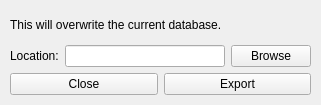
Before: the Qt Designer form src/import.ui in ayham-1/ContractNotifier, drawn with Qt 5.
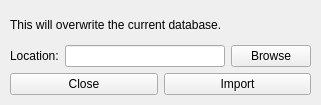
After: the same form once the commit is applied.

What changed in the file:
```diff
--- a/src/import.ui
+++ b/src/import.ui
@@ -63,7 +63,7 @@
       <item>
        <widget class="QPushButton" name="exportBtn">
         <property name="text">
-         <string>Export</string>
+         <string>Import</string>
         </property>
        </widget>
       </item>
```
Left out of the diff: 2 changed lines with no effect on the pictures.
